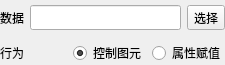
Before: the Qt Designer form BIDesigner/datahandler/dataeditorform.ui in lsyeei/dashboard, drawn with Qt 5.
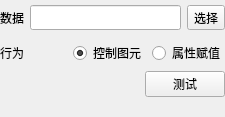
After: the same form once the commit is applied.

Commit message: 1.本地数据源与工程所用数据源同步； 2.测试图元的数据动作时，以本地数据源的配置为准； 3.执行工程中全部图元的数据动作时为每个数据源建立单独的线程池，复用与数据源的连接；

```diff
--- a/BIDesigner/datahandler/dataeditorform.ui
+++ b/BIDesigner/datahandler/dataeditorform.ui
@@ -7,7 +7,7 @@
     <x>0</x>
     <y>0</y>
     <width>225</width>
-    <height>54</height>
+    <height>117</height>
    </rect>
   </property>
   <property name="sizePolicy">
@@ -120,6 +120,52 @@
      </layout>
     </widget>
    </item>
+   <item>
+    <layout class="QHBoxLayout" name="testLayout">
+     <item>
+      <spacer name="horizontalSpacer">
+       <property name="orientation">
+        <enum>Qt::Orientation::Horizontal</enum>
+       </property>
+       <property name="sizeHint" stdset="0">
+        <size>
+         <width>40</width>
+         <height>20</height>
+        </size>
+       </property>
+      </spacer>
+     </item>
+     <item>
+      <widget class="QPushButton" name="testBtn">
+       <property name="text">
+        <string>测试</string>
+       </property>
+      </widget>
+     </item>
+    </layout>
+   </item>
+   <item>
+    <widget class="QLabel" name="testInfo">
+     <property name="text">
+      <string/>
+     </property>
+     <property name="textFormat">
+      <enum>Qt::TextFormat::AutoText</enum>
+     </property>
+     <property name="alignment">
+      <set>Qt::AlignmentFlag::AlignLeading|Qt::AlignmentFlag::AlignLeft|Qt::AlignmentFlag::AlignTop</set>
+     </property>
+     <property name="wordWrap">
+      <bool>true</bool>
+     </property>
+     <property name="margin">
+      <number>8</number>
+     </property>
+     <property name="indent">
+      <number>2</number>
+     </property>
+    </widget>
+   </item>
   </layout>
  </widget>
  <resources/>
```
The commit also changes 26 other files.
